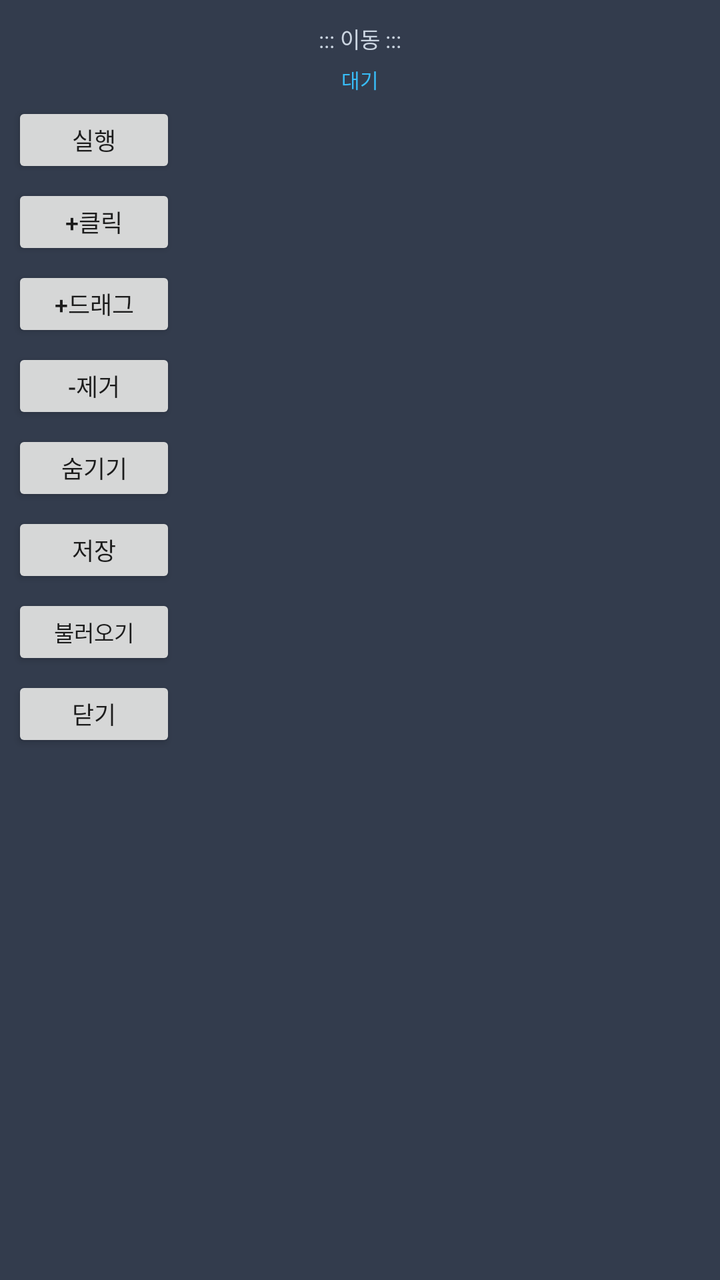
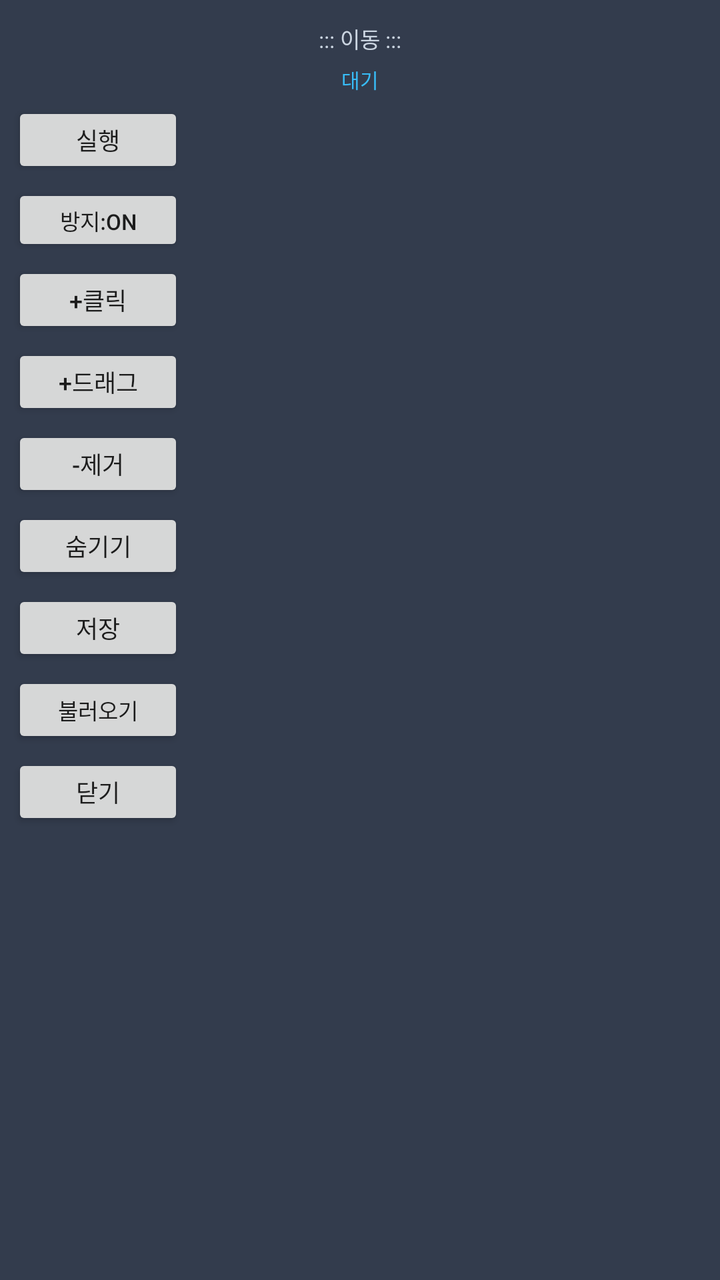

Screens rendered from an Android XML layout before and after an edit, with the pre-edit source and the edit as a unified diff.
<!-- AndroidManifest.xml: application theme Theme.AppCompat.Light.DarkActionBar -->
<!-- res/layout/overlay_control_bar.xml -->
<?xml version="1.0" encoding="utf-8"?>
<LinearLayout xmlns:android="http://schemas.android.com/apk/res/android"
    android:layout_width="wrap_content"
    android:layout_height="wrap_content"
    android:background="#E61E293B"
    android:orientation="vertical"
    android:padding="6dp">

    <TextView
        android:id="@+id/tvDragHandle"
        android:layout_width="match_parent"
        android:layout_height="wrap_content"
        android:gravity="center"
        android:padding="5dp"
        android:text="::: 이동 :::"
        android:textColor="#CBD5E1"
        android:textSize="11sp" />

    <TextView
        android:id="@+id/tvEngineState"
        android:layout_width="match_parent"
        android:layout_height="wrap_content"
        android:gravity="center"
        android:paddingBottom="4dp"
        android:text="대기"
        android:textColor="#38BDF8"
        android:textSize="10sp" />

    <Button
        android:id="@+id/btnPlayStop"
        android:layout_width="82dp"
        android:layout_height="38dp"
        android:text="실행"
        android:textSize="12sp" />

    <Button
        android:id="@+id/btnAddClick"
        android:layout_width="82dp"
        android:layout_height="38dp"
        android:layout_marginTop="3dp"
        android:text="+클릭"
        android:textSize="12sp" />

    <Button
        android:id="@+id/btnAddDrag"
        android:layout_width="82dp"
        android:layout_height="38dp"
        android:layout_marginTop="3dp"
        android:text="+드래그"
        android:textSize="12sp" />

    <Button
        android:id="@+id/btnRemoveLast"
        android:layout_width="82dp"
        android:layout_height="38dp"
        android:layout_marginTop="3dp"
        android:text="-제거"
        android:textSize="12sp" />

    <Button
        android:id="@+id/btnToggleHide"
        android:layout_width="82dp"
        android:layout_height="38dp"
        android:layout_marginTop="3dp"
        android:text="숨기기"
        android:textSize="12sp" />

    <Button
        android:id="@+id/btnSavePreset"
        android:layout_width="82dp"
        android:layout_height="38dp"
        android:layout_marginTop="3dp"
        android:text="저장"
        android:textSize="12sp" />

    <Button
        android:id="@+id/btnLoadPreset"
        android:layout_width="82dp"
        android:layout_height="38dp"
        android:layout_marginTop="3dp"
        android:text="불러오기"
        android:textSize="11sp" />

    <Button
        android:id="@+id/btnCloseOverlay"
        android:layout_width="82dp"
        android:layout_height="38dp"
        android:layout_marginTop="3dp"
        android:text="닫기"
        android:textSize="12sp" />

</LinearLayout>
<!-- resources referenced by this layout -->
<resources>

</resources>

<!-- the commit's change to res/layout/overlay_control_bar.xml (unified diff, before → after) -->
@@ -28,14 +28,22 @@
 
     <Button
         android:id="@+id/btnPlayStop"
-        android:layout_width="82dp"
+        android:layout_width="86dp"
         android:layout_height="38dp"
         android:text="실행"
         android:textSize="12sp" />
 
     <Button
+        android:id="@+id/btnAntiDetectToggle"
+        android:layout_width="86dp"
+        android:layout_height="36dp"
+        android:layout_marginTop="3dp"
+        android:text="방지:ON"
+        android:textSize="11sp" />
+
+    <Button
         android:id="@+id/btnAddClick"
-        android:layout_width="82dp"
+        android:layout_width="86dp"
         android:layout_height="38dp"
         android:layout_marginTop="3dp"
         android:text="+클릭"
@@ -43,7 +51,7 @@
 
     <Button
         android:id="@+id/btnAddDrag"
-        android:layout_width="82dp"
+        android:layout_width="86dp"
         android:layout_height="38dp"
         android:layout_marginTop="3dp"
         android:text="+드래그"
@@ -51,7 +59,7 @@
 
     <Button
         android:id="@+id/btnRemoveLast"
-        android:layout_width="82dp"
+        android:layout_width="86dp"
         android:layout_height="38dp"
         android:layout_marginTop="3dp"
         android:text="-제거"
@@ -59,7 +67,7 @@
 
     <Button
         android:id="@+id/btnToggleHide"
-        android:layout_width="82dp"
+        android:layout_width="86dp"
         android:layout_height="38dp"
         android:layout_marginTop="3dp"
         android:text="숨기기"
@@ -67,7 +75,7 @@
 
     <Button
         android:id="@+id/btnSavePreset"
-        android:layout_width="82dp"
+        android:layout_width="86dp"
         android:layout_height="38dp"
         android:layout_marginTop="3dp"
         android:text="저장"
@@ -75,7 +83,7 @@
 
     <Button
         android:id="@+id/btnLoadPreset"
-        android:layout_width="82dp"
+        android:layout_width="86dp"
         android:layout_height="38dp"
         android:layout_marginTop="3dp"
         android:text="불러오기"
@@ -83,7 +91,7 @@
 
     <Button
         android:id="@+id/btnCloseOverlay"
-        android:layout_width="82dp"
+        android:layout_width="86dp"
         android:layout_height="38dp"
         android:layout_marginTop="3dp"
         android:text="닫기"
